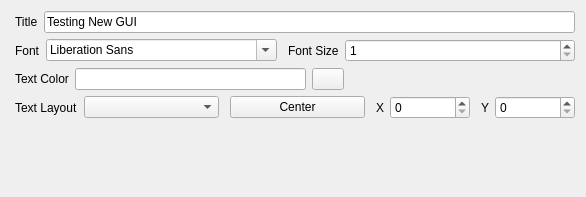
The window that src/components/text.ui (djfun/audio-visualizer-python) describes before a commit, drawn with Qt 5.
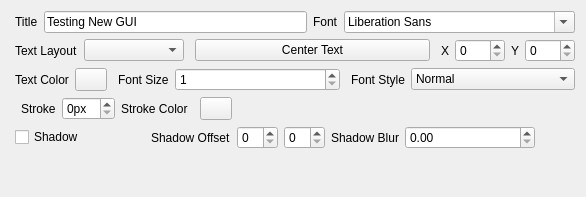
The same window after the commit.

Commit message: added stroke and font style options to Text component

What changed in the file:
```diff
--- a/src/components/text.ui
+++ b/src/components/text.ui
@@ -16,6 +16,12 @@
   <layout class="QVBoxLayout" name="verticalLayout_2">
    <item>
     <layout class="QVBoxLayout" name="verticalLayout">
+     <property name="spacing">
+      <number>6</number>
+     </property>
+     <property name="sizeConstraint">
+      <enum>QLayout::SetDefaultConstraint</enum>
+     </property>
      <property name="leftMargin">
       <number>4</number>
      </property>
@@ -31,7 +37,7 @@
        <item>
         <widget class="QLineEdit" name="lineEdit_title">
          <property name="sizePolicy">
-          <sizepolicy hsizetype="MinimumExpanding" vsizetype="Fixed">
+          <sizepolicy hsizetype="Expanding" vsizetype="Fixed">
            <horstretch>0</horstretch>
            <verstretch>0</verstretch>
           </sizepolicy>
@@ -47,14 +53,10 @@
          </property>
         </widget>
        </item>
-      </layout>
-     </item>
-     <item>
-      <layout class="QHBoxLayout" name="horizontalLayout_8">
        <item>
         <widget class="QLabel" name="label">
          <property name="sizePolicy">
-          <sizepolicy hsizetype="Fixed" vsizetype="Preferred">
+          <sizepolicy hsizetype="Minimum" vsizetype="Preferred">
            <horstretch>0</horstretch>
            <verstretch>0</verstretch>
           </sizepolicy>
@@ -67,7 +69,7 @@
        <item>
         <widget class="QFontComboBox" name="fontComboBox_titleFont">
          <property name="sizePolicy">
-          <sizepolicy hsizetype="Minimum" vsizetype="Fixed">
+          <sizepolicy hsizetype="Preferred" vsizetype="Fixed">
            <horstretch>0</horstretch>
            <verstretch>0</verstretch>
           </sizepolicy>
@@ -79,91 +81,6 @@
           </size>
          </property>
         </widget>
-       </item>
-       <item>
-        <spacer name="horizontalSpacer_8">
-         <property name="orientation">
-          <enum>Qt::Horizontal</enum>
-         </property>
-         <property name="sizeType">
-          <enum>QSizePolicy::Fixed</enum>
-         </property>
-         <property name="sizeHint" stdset="0">
-          <size>
-           <width>5</width>
-           <height>20</height>
-          </size>
-         </property>
-        </spacer>
-       </item>
-       <item>
-        <widget class="QLabel" name="label_fontSize">
-         <property name="sizePolicy">
-          <sizepolicy hsizetype="Fixed" vsizetype="Preferred">
-           <horstretch>0</horstretch>
-           <verstretch>0</verstretch>
-          </sizepolicy>
-         </property>
-         <property name="text">
-          <string>Font Size</string>
-         </property>
-        </widget>
-       </item>
-       <item>
-        <widget class="QSpinBox" name="spinBox_fontSize">
-         <property name="minimum">
-          <number>1</number>
-         </property>
-         <property name="maximum">
-          <number>500</number>
-         </property>
-        </widget>
-       </item>
-      </layout>
-     </item>
-     <item>
-      <layout class="QHBoxLayout" name="horizontalLayout_12">
-       <item>
-        <widget class="QLabel" name="label_textColor">
-         <property name="text">
-          <string>Text Color</string>
-         </property>
-        </widget>
-       </item>
-       <item>
-        <widget class="QLineEdit" name="lineEdit_textColor"/>
-       </item>
-       <item>
-        <widget class="QPushButton" name="pushButton_textColor">
-         <property name="maximumSize">
-          <size>
-           <width>32</width>
-           <height>32</height>
-          </size>
-         </property>
-         <property name="text">
-          <string/>
-         </property>
-         <property name="MaximumSize" stdset="0">
-          <size>
-           <width>32</width>
-           <height>32</height>
-          </size>
-         </property>
-        </widget>
-       </item>
-       <item>
-        <spacer name="horizontalSpacer">
-         <property name="orientation">
-          <enum>Qt::Horizontal</enum>
-         </property>
-         <property name="sizeHint" stdset="0">
-          <size>
-           <width>40</width>
-           <height>20</height>
-          </size>
-         </property>
-        </spacer>
        </item>
       </layout>
      </item>
@@ -186,7 +103,20 @@
         </widget>
        </item>
        <item>
-        <widget class="QComboBox" name="comboBox_textAlign"/>
+        <widget class="QComboBox" name="comboBox_textAlign">
+         <property name="sizePolicy">
+          <sizepolicy hsizetype="Preferred" vsizetype="Fixed">
+           <horstretch>0</horstretch>
+           <verstretch>0</verstretch>
+          </sizepolicy>
+         </property>
+         <property name="maximumSize">
+          <size>
+           <width>100</width>
+           <height>16777215</height>
+          </size>
+         </property>
+        </widget>
        </item>
        <item>
         <spacer name="horizontalSpacer_2">
@@ -206,8 +136,14 @@
        </item>
        <item>
         <widget class="QPushButton" name="pushButton_center">
+         <property name="sizePolicy">
+          <sizepolicy hsizetype="Preferred" vsizetype="Fixed">
+           <horstretch>0</horstretch>
+           <verstretch>0</verstretch>
+          </sizepolicy>
+         </property>
          <property name="text">
-          <string>Center</string>
+          <string>Center Text</string>
          </property>
         </widget>
        </item>
@@ -243,14 +179,14 @@
        <item>
         <widget class="QSpinBox" name="spinBox_xTextAlign">
          <property name="sizePolicy">
-          <sizepolicy hsizetype="Fixed" vsizetype="Fixed">
+          <sizepolicy hsizetype="Preferred" vsizetype="Fixed">
            <horstretch>0</horstretch>
            <verstretch>0</verstretch>
           </sizepolicy>
          </property>
          <property name="maximumSize">
           <size>
-           <width>80</width>
+           <width>50</width>
            <height>16777215</height>
           </size>
          </property>
@@ -271,22 +207,6 @@
          </property>
         </widget>
        </item>
-       <item>
-        <spacer name="horizontalSpacer_7">
-         <property name="orientation">
-          <enum>Qt::Horizontal</enum>
-         </property>
-         <property name="sizeType">
-          <enum>QSizePolicy::Fixed</enum>
-         </property>
-         <property name="sizeHint" stdset="0">
-          <size>
-           <width>5</width>
-           <height>20</height>
-          </size>
-         </property>
-        </spacer>
-       </item>
        <item>
         <widget class="QLabel" name="label_yTitleAlign">
          <property name="sizePolicy">
@@ -303,14 +223,14 @@
        <item>
         <widget class="QSpinBox" name="spinBox_yTextAlign">
          <property name="sizePolicy">
-          <sizepolicy hsizetype="Fixed" vsizetype="Fixed">
+          <sizepolicy hsizetype="Preferred" vsizetype="Fixed">
            <horstretch>0</horstretch>
            <verstretch>0</verstretch>
           </sizepolicy>
          </property>
          <property name="maximumSize">
           <size>
-           <width>80</width>
+           <width>50</width>
            <height>16777215</height>
           </size>
          </property>
@@ -321,6 +241,381 @@
        </item>
       </layout>
      </item>
+     <item>
+      <layout class="QHBoxLayout" name="horizontalLayout_8">
+       <item>
+        <widget class="QLabel" name="label_textColor">
+         <property name="sizePolicy">
+          <sizepolicy hsizetype="Fixed" vsizetype="Preferred">
+           <horstretch>0</horstretch>
+           <verstretch>0</verstretch>
+          </sizepolicy>
+         </property>
+         <property name="maximumSize">
+          <size>
+           <width>16777215</width>
+           <height>16777215</height>
+          </size>
+         </property>
+         <property name="text">
+          <string>Text Color</string>
+         </property>
+        </widget>
+       </item>
+       <item>
+        <widget class="QPushButton" name="pushButton_textColor">
+         <property name="sizePolicy">
+          <sizepolicy hsizetype="Preferred" vsizetype="Fixed">
+           <horstretch>0</horstretch>
+           <verstretch>0</verstretch>
+          </sizepolicy>
+         </property>
+         <property name="maximumSize">
+          <size>
+           <width>32</width>
+           <height>32</height>
+          </size>
+         </property>
+         <property name="text">
+          <string/>
+         </property>
+         <property name="MaximumSize" stdset="0">
+          <size>
+           <width>32</width>
+           <height>32</height>
+          </size>
+         </property>
+        </widget>
+       </item>
+       <item>
+        <spacer name="horizontalSpacer_8">
+         <property name="orientation">
+          <enum>Qt::Horizontal</enum>
+         </property>
+         <property name="sizeType">
+          <enum>QSizePolicy::Fixed</enum>
+         </property>
+         <property name="sizeHint" stdset="0">
+          <size>
+           <width>5</width>
+           <height>20</height>
+          </size>
+         </property>
+        </spacer>
+       </item>
+       <item>
+        <widget class="QLabel" name="label_fontSize">
+         <property name="sizePolicy">
+          <sizepolicy hsizetype="Fixed" vsizetype="Preferred">
+           <horstretch>0</horstretch>
+           <verstretch>0</verstretch>
+          </sizepolicy>
+         </property>
+         <property name="text">
+          <string>Font Size</string>
+         </property>
+        </widget>
+       </item>
+       <item>
+        <widget class="QSpinBox" name="spinBox_fontSize">
+         <property name="sizePolicy">
+          <sizepolicy hsizetype="Preferred" vsizetype="Fixed">
+           <horstretch>0</horstretch>
+           <verstretch>0</verstretch>
+          </sizepolicy>
+         </property>
+         <property name="suffix">
+          <string/>
+         </property>
+         <property name="prefix">
+          <string/>
+         </property>
+         <property name="minimum">
+          <number>1</number>
+         </property>
+         <property name="maximum">
+          <number>500</number>
+         </property>
+        </widget>
+       </item>
+       <item>
+        <spacer name="horizontalSpacer_7">
+         <property name="orientation">
+          <enum>Qt::Horizontal</enum>
+         </property>
+         <property name="sizeType">
+          <enum>QSizePolicy::Fixed</enum>
+         </property>
+         <property name="sizeHint" stdset="0">
+          <size>
+           <width>5</width>
+           <height>20</height>
+          </size>
+         </property>
+        </spacer>
+       </item>
+       <item>
+        <widget class="QLabel" name="label_3">
+         <property name="sizePolicy">
+          <sizepolicy hsizetype="Fixed" vsizetype="Preferred">
+           <horstretch>0</horstretch>
+           <verstretch>0</verstretch>
+          </sizepolicy>
+         </property>
+         <property name="text">
+          <string>Font Style</string>
+         </property>
+        </widget>
+       </item>
+       <item>
+        <widget class="QComboBox" name="comboBox_fontStyle">
+         <item>
+          <property name="text">
+           <string>Normal</string>
+          </property>
+         </item>
+         <item>
+          <property name="text">
+           <string>Semi-Bold</string>
+          </property>
+         </item>
+         <item>
+          <property name="text">
+           <string>Bold</string>
+          </property>
+         </item>
+         <item>
+          <property name="text">
+           <string>Italic</string>
+          </property>
+         </item>
+         <item>
+          <property name="text">
+           <string>Bold Italic</string>
+          </property>
+         </item>
+         <item>
+          <property name="text">
+           <string>Faux Italic</string>
+          </property>
+         </item>
+         <item>
+          <property name="text">
+           <string>Small Caps</string>
+          </property>
+         </item>
+        </widget>
+       </item>
+      </layout>
+     </item>
+     <item>
+      <layout class="QHBoxLayout" name="horizontalLayout_12">
+       <item>
+        <widget class="QLineEdit" name="lineEdit_textColor">
+         <property name="sizePolicy">
+          <sizepolicy hsizetype="Minimum" vsizetype="Fixed">
+           <horstretch>0</horstretch>
+           <verstretch>0</verstretch>
+          </sizepolicy>
+         </property>
+         <property name="maximumSize">
+          <size>
+           <width>0</width>
+           <height>16777215</height>
+          </size>
+         </property>
+         <property name="focusPolicy">
+          <enum>Qt::NoFocus</enum>
+         </property>
+        </widget>
+       </item>
+       <item>
+        <widget class="QLabel" name="label_2">
+         <property name="sizePolicy">
+          <sizepolicy hsizetype="Fixed" vsizetype="Preferred">
+           <horstretch>0</horstretch>
+           <verstretch>0</verstretch>
+          </sizepolicy>
+         </property>
+         <property name="text">
+          <string>Stroke</string>
+         </property>
+        </widget>
+       </item>
+       <item>
+        <widget class="QSpinBox" name="spinBox_stroke">
+         <property name="sizePolicy">
+          <sizepolicy hsizetype="Preferred" vsizetype="Fixed">
+           <horstretch>0</horstretch>
+           <verstretch>0</verstretch>
+          </sizepolicy>
+         </property>
+         <property name="suffix">
+          <string>px</string>
+         </property>
+        </widget>
+       </item>
+       <item>
+        <widget class="QLabel" name="label_5">
+         <property name="sizePolicy">
+          <sizepolicy hsizetype="Fixed" vsizetype="Preferred">
+           <horstretch>0</horstretch>
+           <verstretch>0</verstretch>
+          </sizepolicy>
+         </property>
+         <property name="text">
+          <string>Stroke Color</string>
+         </property>
+        </widget>
+       </item>
+       <item>
+        <widget class="QLineEdit" name="lineEdit_strokeColor">
+         <property name="sizePolicy">
+          <sizepolicy hsizetype="Minimum" vsizetype="Fixed">
+           <horstretch>0</horstretch>
+           <verstretch>0</verstretch>
+          </sizepolicy>
+         </property>
+         <property name="maximumSize">
+          <size>
+           <width>0</width>
+           <height>16777215</height>
+          </size>
+         </property>
+         <property name="focusPolicy">
+          <enum>Qt::NoFocus</enum>
+         </property>
+        </widget>
+       </item>
+       <item>
+        <widget class="QPushButton" name="pushButton_strokeColor">
+         <property name="sizePolicy">
+          <sizepolicy hsizetype="Preferred" vsizetype="Fixed">
+           <horstretch>0</horstretch>
+           <verstretch>0</verstretch>
+          </sizepolicy>
+         </property>
+         <property name="maximumSize">
+          <size>
+           <width>32</width>
+           <height>32</height>
+          </size>
+         </property>
+         <property name="text">
+          <string/>
+         </property>
+         <property name="MaximumSize" stdset="0">
+          <size>
+           <width>32</width>
+           <height>32</height>
+          </size>
+         </property>
+        </widget>
+       </item>
+       <item>
+        <spacer name="horizontalSpacer">
+         <property name="orientation">
+          <enum>Qt::Horizontal</enum>
+         </property>
+         <property name="sizeHint" stdset="0">
+          <size>
+           <width>40</width>
+           <height>20</height>
+          </size>
+         </property>
+        </spacer>
+       </item>
+      </layout>
+     </item>
+     <item>
+      <layout class="QHBoxLayout" name="horizontalLayout_2">
+       <item>
+        <widget class="QCheckBox" name="checkBox_shadow">
+         <property name="sizePolicy">
+          <sizepolicy hsizetype="Preferred" vsizetype="Fixed">
+           <horstretch>0</horstretch>
+           <verstretch>0</verstretch>
+          </sizepolicy>
+         </property>
+         <property name="text">
+          <string>Shadow</string>
+         </property>
+        </widget>
+       </item>
+       <item>
+        <widget class="QLabel" name="label_shadX">
+         <property name="sizePolicy">
+          <sizepolicy hsizetype="Fixed" vsizetype="Preferred">
+           <horstretch>0</horstretch>
+           <verstretch>0</verstretch>
+          </sizepolicy>
+         </property>
+         <property name="text">
+          <string>Shadow Offset</string>
+         </property>
+        </widget>
+       </item>
+       <item>
+        <widget class="QSpinBox" name="spinBox_shadX">
+         <property name="sizePolicy">
+          <sizepolicy hsizetype="Fixed" vsizetype="Fixed">
+           <horstretch>0</horstretch>
+           <verstretch>0</verstretch>
+          </sizepolicy>
+         </property>
+        </widget>
+       </item>
+       <item>
+        <widget class="QSpinBox" name="spinBox_shadY">
+         <property name="sizePolicy">
+          <sizepolicy hsizetype="Fixed" vsizetype="Fixed">
+           <horstretch>0</horstretch>
+           <verstretch>0</verstretch>
+          </sizepolicy>
+         </property>
+        </widget>
+       </item>
+       <item>
+        <widget class="QLabel" name="label_shadBlur">
+         <property name="sizePolicy">
+          <sizepolicy hsizetype="Fixed" vsizetype="Preferred">
+           <horstretch>0</horstretch>
+           <verstretch>0</verstretch>
+          </sizepolicy>
+         </property>
+         <property name="text">
+          <string>Shadow Blur</string>
+         </property>
+        </widget>
+       </item>
+       <item>
+        <widget class="QDoubleSpinBox" name="spinBox_shadBlur">
+         <property name="sizePolicy">
+          <sizepolicy hsizetype="Preferred" vsizetype="Fixed">
+           <horstretch>0</horstretch>
+           <verstretch>0</verstretch>
+          </sizepolicy>
+         </property>
+        </widget>
+       </item>
+       <item>
+        <spacer name="horizontalSpacer_3">
+         <property name="orientation">
+          <enum>Qt::Horizontal</enum>
+         </property>
+         <property name="sizeType">
+          <enum>QSizePolicy::Minimum</enum>
+         </property>
+         <property name="sizeHint" stdset="0">
+          <size>
+           <width>40</width>
+           <height>20</height>
+          </size>
+         </property>
+        </spacer>
+       </item>
+      </layout>
+     </item>
     </layout>
    </item>
    <item>
```
The commit also changes 4 other files.
